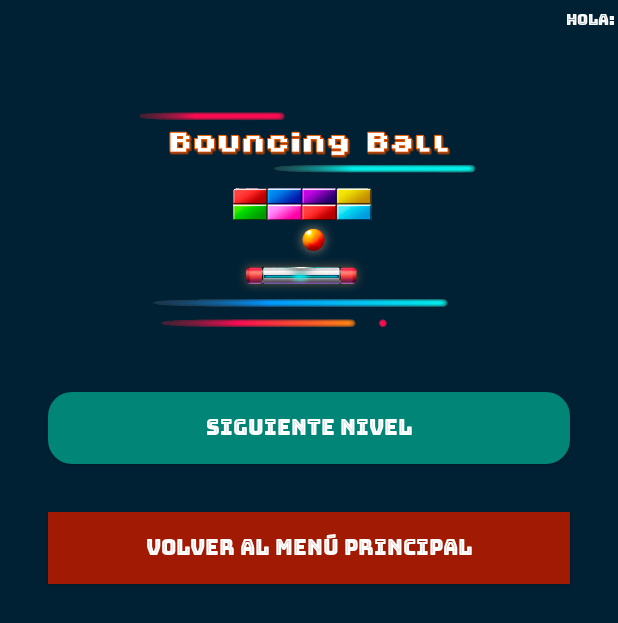
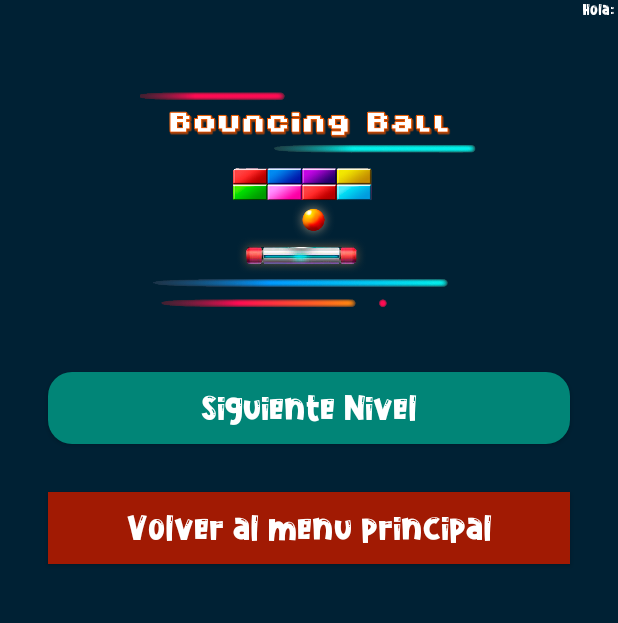
Before and after one commit to LucasM24/bouncingball, an Android app: the SiguienteNivel screen opened directly, with no data from a screen before it, on a phone screen of 412 x 824 dp. Shown: the top 623 px of the screen. Run offline under Robolectric (Android 15) with nearby library versions, the phone set to English and light mode, and no system bars; 1 statement that could not run was skipped.

Commit message:
Ultimas modificaciones (Vidas, menu ingles, tabla)

```diff
--- a/app/src/main/java/com/example/bouncingball/activity/MenuPrincipal.java
+++ b/app/src/main/java/com/example/bouncingball/activity/MenuPrincipal.java
@@ -147,6 +147,7 @@ public class MenuPrincipal extends AppCompatActivity {
           botonRanking.setText(R.string.TEXTO_BOTON_RANKING);
           botonOpciones.setText(R.string.TEXTO_BOTON_OPCIONES);
           botonSalir.setText(R.string.TEXTO_BOTON_CERRAR_SESION);
+
         }else{
             botonJugar.setText(R.string.TEXTO_BOTON_JUGAR_EN);
             botonRanking.setText(R.string.TEXTO_BOTON_RANKING_EN);
--- a/app/src/main/java/com/example/bouncingball/activity/Opciones.java
+++ b/app/src/main/java/com/example/bouncingball/activity/Opciones.java
@@ -143,6 +143,7 @@ public class Opciones extends AppCompatActivity {
             btn_dificil.setText(R.string.ETIQUETA_NIVEL_DIFICIL);
             btn_validar.setText(R.string.TEXTO_BOTON_ACEPTAR);
             btn_regresar.setText(R.string.TEXTO_BOTON_VOLVER);
+
         }else{
             btn_idioma.setImageResource(R.drawable.estadosunidos);
             txtNivelDelJuego.setText(R.string.ETIQUETA_NIVELES_EN);
--- a/app/src/main/java/com/example/bouncingball/activity/SiguienteNivel.java
+++ b/app/src/main/java/com/example/bouncingball/activity/SiguienteNivel.java
@@ -7,6 +7,7 @@ import android.content.Intent;
 import android.content.SharedPreferences;
 import android.os.Bundle;
 import android.view.View;
+import android.widget.Button;
 import android.widget.TextView;
 import android.widget.Toast;
 
@@ -16,7 +17,10 @@ import com.example.bouncingball.database.dbConexion;
 
 public class SiguienteNivel extends AppCompatActivity {
     TextView mostrar_user ;
-    private dbConexion dao ;
+    private dbConexion dao;
+    private Button siguienteNivel;
+    private Button volverMenuPrincipal;
+
 
     @Override
     protected void onCreate(Bundle savedInstanceState) {
@@ -27,8 +31,15 @@ public class SiguienteNivel extends AppCompatActivity {
         String name_user = extra.getString("id_user");
         mostrar_user = (TextView) findViewById(R.id.textView2);
         mostrar_user.setText(name_user);
+        siguienteNivel=(Button) findViewById(R.id.idcontinuar);
+        volverMenuPrincipal=(Button) findViewById(R.id.idsubirnivel);
         dao = new dbConexion(this);
 
+    }
+    @Override
+    protected void onResume() {
+        super.onResume();
+        actualizarIdioma();
     }
 
     public void continuarJugando(View v){
@@ -36,35 +47,8 @@ public class SiguienteNivel extends AppCompatActivity {
         * Deberia volver al GameView
         * */
         System.out.println("*******Metodo del Evento Activity : Deberia volver al GameView*********");
-        /*
-        // Extraer el Archivo con nombre myidiom
-        SharedPreferences preferences = getSharedPreferences("myidiom", Context.MODE_PRIVATE);
-        // Buscar clave-valor
-        // Mi puntaje que realize en el nivel jugado
-        int mypuntaje = preferences.getInt("user_puntaje",0);
-        // puntaje del nivel anterior
-        int puntaje_Acumulativo = preferences.getInt("puntaje_total",0);
-        // Editar para guardar el Puntaje Acumulado
-        SharedPreferences.Editor editor = preferences.edit();
-        // sumar el puntaje obtenido en el nivel jugado
-       // mypuntaje = mypuntaje+puntaje_Acumulativo;
-        puntaje_Acumulativo = mypuntaje;
-        // Mostrar por Consola
-        System.out.println("Mypuntaje : "+mypuntaje);
-        System.out.println("Puntaje Acumulativo : "+puntaje_Acumulativo);
-
-        // Actualizar clave-valor
-        editor.putInt("puntaje_total",puntaje_Acumulativo);
-        editor.putInt("user_puntaje",mypuntaje);
-        editor.commit();
-
-         */
-
         Intent jugar = new Intent(SiguienteNivel.this, Principal.class);
         startActivity(jugar);
-
-
-
     }
 
     public void salirDelJuego(View V){
@@ -104,5 +88,21 @@ public class SiguienteNivel extends AppCompatActivity {
         startActivity(menu);
 
     }
+    private void actualizarIdioma(){
+
+        SharedPreferences preferences = getSharedPreferences("myidiom", Context.MODE_PRIVATE);
+
+        String idioma_user = preferences.getString("idioma","es");
+
+        if(idioma_user.equalsIgnoreCase("es")){
+            siguienteNivel.setText(R.string.TEXTO_BOTON_SIGUIENTE_NIVEL_ES);
+            volverMenuPrincipal.setText(R.string.TEXTO_BOTON_VOLVER_MENU_PRINCIPAL_ES);
+        }else{
+            siguienteNivel.setText(R.string.TEXTO_BOTON_SIGUIENTE_NIVEL_EN);
+            volverMenuPrincipal.setText(R.string.TEXTO_BOTON_VOLVER_MENU_PRINCIPAL_EN);
+
+        }
+
+    }
 
 }
--- a/app/src/main/res/values/colors.xml
+++ b/app/src/main/res/values/colors.xml
@@ -2,7 +2,7 @@
 <resources>
     <color name="colorPrimary">#008577</color>
     <color name="colorPrimaryDark">#00574B</color>
-    <color name="colorAccent">#D81B60</color>
+    <color name="colorPuntajeJugador">#FF9800</color>
     <color name="botonSalir">#a11a03</color>
     <color name="botonSalirPresionado">#841603</color>
 
--- a/app/src/main/res/values/estilos_boton.xml
+++ b/app/src/main/res/values/estilos_boton.xml
@@ -7,6 +7,7 @@
             <item name="android:layout_marginEnd">32dp</item>
             <item name="android:layout_marginLeft">32dp</item>
             <item name="android:layout_marginRight">32dp</item>
+            <item name="android:textSize">22dp</item>>
             <item name="android:textAllCaps">false</item>
             <item name="android:fontFamily">@font/fuente_uno</item>
 
--- a/app/src/main/res/values/strings.xml
+++ b/app/src/main/res/values/strings.xml
@@ -42,9 +42,12 @@
     <string name="ETIQUETA_NIVEL_INTERMEDIO_EN">Intermediate</string>
     <string name="ETIQUETA_NIVEL_DIFICIL_EN">Hard</string>
     <string name="TEXTO_BOTON_ACEPTAR_EN">Accept</string>
-    <string name="TEXTO_BOTON_VOLVER_MENU_PRINCIPAL_EN">Back to the main menu</string>
     <string name="TEXTO_PISTA_CAMPO_USUARIO_EN">Enter your username</string>
     <string name="TEXTO_PISTA_CAMPO_CONTRASENIA_EN">Enter your password</string>
     <string name="TEXTO_PISTA_CAMPO_CORREO_EN">Enter your email</string>
     <string name="TEXTO_BOTON_CERRAR_SESION_EN">Logout</string>
+    <string name="TEXTO_BOTON_SIGUIENTE_NIVEL_ES">Siguiente Nivel</string>
+    <string name="TEXTO_BOTON_SIGUIENTE_NIVEL_EN">Next Level</string>
+    <string name="TEXTO_BOTON_VOLVER_MENU_PRINCIPAL_ES">Volver al menu principal</string>
+    <string name="TEXTO_BOTON_VOLVER_MENU_PRINCIPAL_EN">Back to Main Menu</string>
 </resources>
--- a/app/src/main/res/values/styles.xml
+++ b/app/src/main/res/values/styles.xml
@@ -5,7 +5,7 @@
         <!-- Customize your theme here. -->
         <item name="colorPrimary">@color/colorPrimary</item>
         <item name="colorPrimaryDark">@color/colorPrimaryDark</item>
-        <item name="colorAccent">@color/colorAccent</item>
+        <item name="colorAccent">@color/colorPuntajeJugador</item>
     </style>
 
 </resources>
```
Also changed, not shown: app/src/main/java/com/example/bouncingball/activity/Ganador.java (+23 -0 lines), app/src/main/java/com/example/bouncingball/activity/IniciarSesion.java (+3 -4 lines), app/src/main/java/com/example/bouncingball/activity/Perdedor.java (+21 -0 lines), app/src/main/java/com/example/bouncingball/activity/PuntajeJugador.java (+15 -4 lines), app/src/main/java/com/example/bouncingball/logica/GameView.java (+23 -13 lines), app/src/main/res/layout/modelo_puntaje_jugador.xml (+5 -2 lines), app/src/main/res/font/fuente_uno.ttf, 1 other file.
